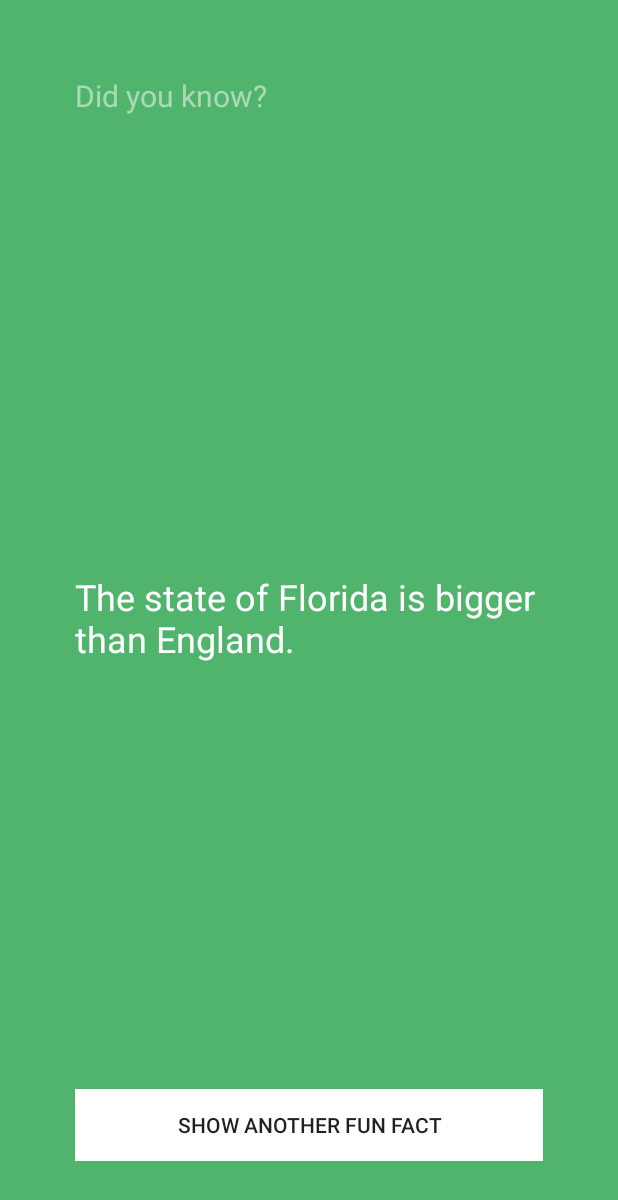
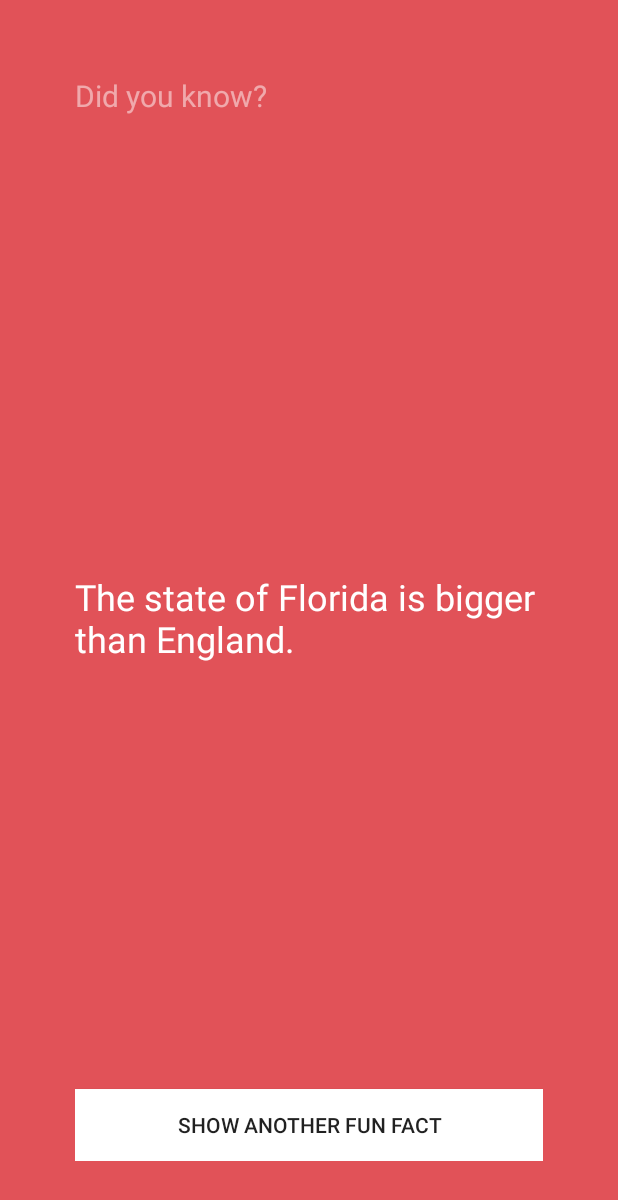
Before and after one commit to bradib0y/funfacts-android, an Android app: the screen it shows after launch (FunFactsActivity), after a tap on "SHOW ANOTHER FUN FACT", on a phone screen of 412 x 824 dp. Shown: the top 1200 px of the screen. Run offline under Robolectric (Android 15) with nearby library versions, the phone set to English and light mode, and no system bars.

Commit message:
added colorwheel

```diff
--- /dev/null
+++ b/app/src/main/java/com/bradib0y/funfacts/ColorWheel.java
@@ -0,0 +1,27 @@
+package com.bradib0y.funfacts;
+
+import java.util.Random;
+
+public class ColorWheel {
+    public String[] colors = {
+            "#39add1", // light blue
+            "#3079ab", // dark blue
+            "#c25975", // mauve
+            "#e15258", // red
+            "#f9845b", // orange
+            "#838cc7", // lavender
+            "#7d669e", // purple
+            "#53bbb4", // aqua
+            "#51b46d", // green
+            "#e0ab18", // mustard
+            "#637a91", // dark gray
+            "#f092b0", // pink
+            "#b7c0c7"  // light gray
+    };
+
+    public String get(){
+        Random r = new Random();
+        int randomNumber = r.nextInt(colors.length);
+        return colors[randomNumber];
+    }
+}
--- a/app/src/main/java/com/bradib0y/funfacts/FunFactsActivity.java
+++ b/app/src/main/java/com/bradib0y/funfacts/FunFactsActivity.java
@@ -1,9 +1,12 @@
 package com.bradib0y.funfacts;
 
+import android.graphics.Color;
+import android.provider.CalendarContract;
 import android.support.v7.app.AppCompatActivity;
 import android.os.Bundle;
 import android.view.View;
 import android.widget.Button;
+import android.widget.RelativeLayout;
 import android.widget.TextView;
 
 import java.util.Random;
@@ -12,8 +15,10 @@ public class FunFactsActivity extends AppCompatActivity {
 
     private TextView factTextView;
     private Button showFactButton;
+    private RelativeLayout relativeLayout;
 
     private FactBook factBook = new FactBook();
+    private ColorWheel colorWheel = new ColorWheel();
 
 
 
@@ -24,12 +29,14 @@ public class FunFactsActivity extends AppCompatActivity {
 
         factTextView = findViewById(R.id.factTextView);
         showFactButton = findViewById(R.id.showTextButton);
+        relativeLayout = findViewById(R.id.funFactsLayout);
 
         View.OnClickListener listener = new View.OnClickListener() {
             @Override
             public void onClick(View v) {
 
                 factTextView.setText(factBook.get());
+                relativeLayout.setBackgroundColor(Color.parseColor(colorWheel.get()));
             }
         };
 
--- a/app/src/main/res/layout/activity_fun_facts.xml
+++ b/app/src/main/res/layout/activity_fun_facts.xml
@@ -6,7 +6,8 @@
     android:layout_height="match_parent"
     android:background="#51b46d"
     android:padding="50dp"
-    tools:context=".FunFactsActivity">
+    tools:context=".FunFactsActivity"
+    android:id="@+id/funFactsLayout">
 
     <TextView
         android:id="@+id/tvSubtitle"
```
